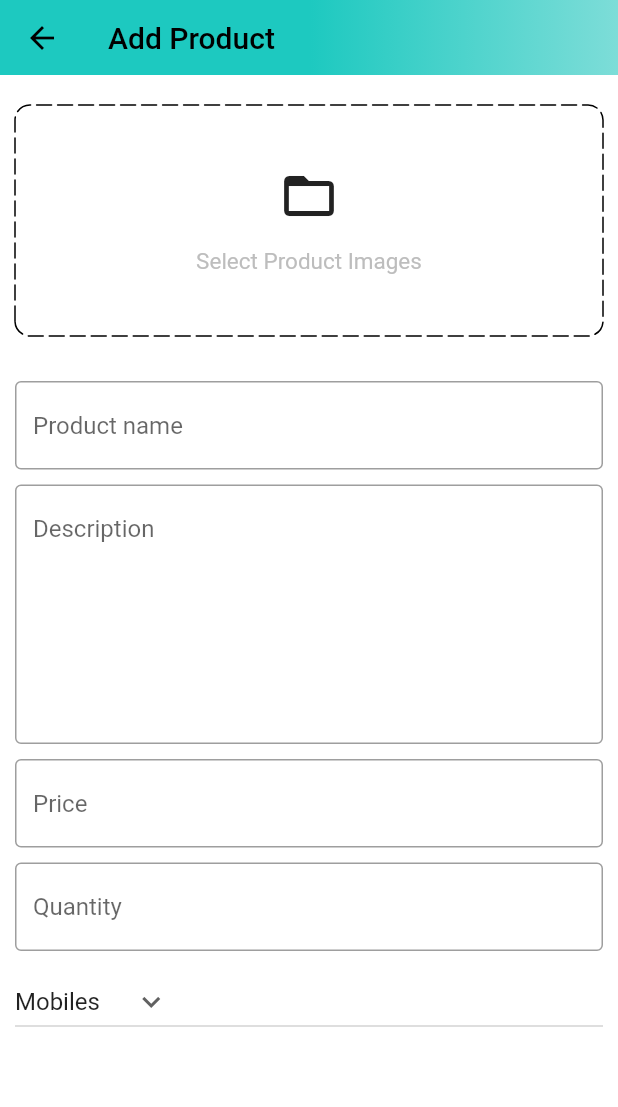
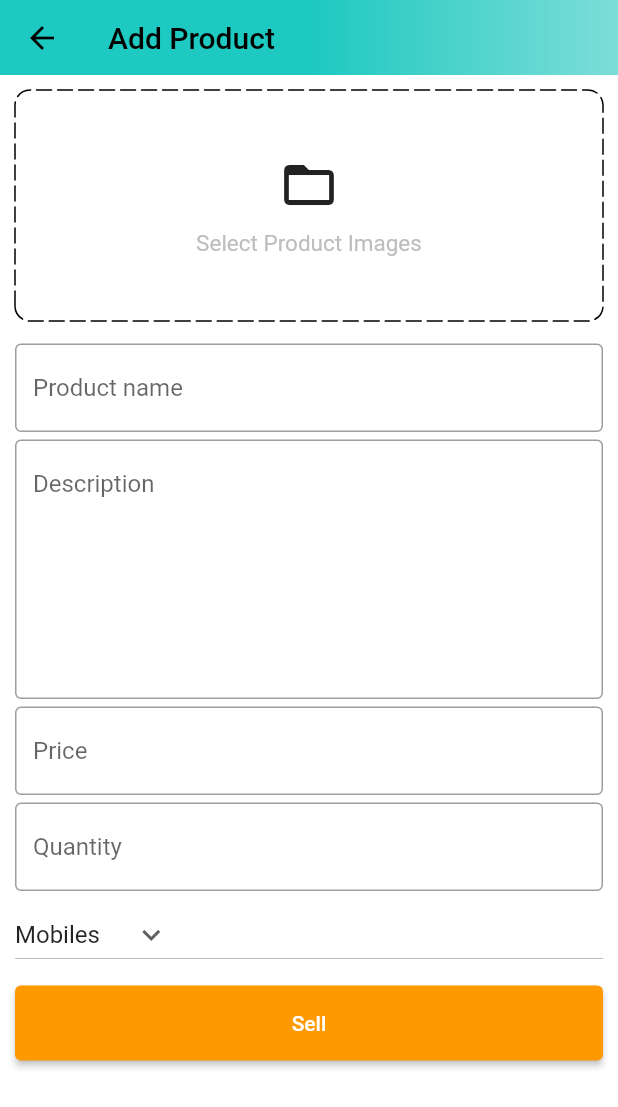
Before and after one commit to debapriyo43/E-Commerce-App, a Flutter app: the AddProductScreen screen opened by its route, on a phone screen of 412 x 824 dp. Shown: the top 1107 px of the screen. Run offline on Flutter 3.47's test engine with Material 2 defaults, Android fonts, the phone set to English and light mode, and no system bars; drawn by our look-alikes of dotted_border; our stand-ins replace carousel_slider, file_picker, permission_handler, shared_preferences; accounts and stored records are empty.

Commit message:
The add product screen created

```diff
--- a/lib/features/admin/screens/add_product_screen.dart
+++ b/lib/features/admin/screens/add_product_screen.dart
@@ -1,23 +1,27 @@
+import 'dart:io';
+
 import 'package:dotted_border/dotted_border.dart';
 import 'package:e_commerce_app/common/widgets/custom_textfield.dart';
 import 'package:flutter/material.dart';
-
+import 'package:permission_handler/permission_handler.dart';
+import '../../../common/widgets/custom_button.dart';
 import '../../../constants/global_variables.dart';
+import '../../../constants/utils.dart';
 
 class AddProductScreen extends StatefulWidget {
+  const AddProductScreen({super.key});
+
   static const String routeName = '/add-product';
-  const AddProductScreen({super.key});
 
   @override
   State<AddProductScreen> createState() => _AddProductScreenState();
 }
 
 class _AddProductScreenState extends State<AddProductScreen> {
-  final TextEditingController productNameController = TextEditingController();
+  List<File>images=[];
+  String category = 'Mobiles';
   final TextEditingController descriptionController = TextEditingController();
   final TextEditingController priceController = TextEditingController();
-  final TextEditingController quantityController = TextEditingController();
-  String category = 'Mobiles';
   List<String> productCategories = [
     'Mobiles',
     'Essentials',
@@ -25,6 +29,10 @@ class _AddProductScreenState extends State<AddProductScreen> {
     'Books',
     'Fashion',
   ];
+
+  final TextEditingController productNameController = TextEditingController();
+  final TextEditingController quantityController = TextEditingController();
+
   @override
   void dispose() {
     // TODO: implement dispose
@@ -33,6 +41,13 @@ class _AddProductScreenState extends State<AddProductScreen> {
     descriptionController.dispose();
     priceController.dispose();
     quantityController.dispose();
+  }
+
+  void selectImages()async{
+    var res = await pickImages();
+    setState(() {
+      images = res;
+    });
   }
 
   @override
@@ -59,9 +74,11 @@ class _AddProductScreenState extends State<AddProductScreen> {
             child: Column(
               children: [
                 const SizedBox(
-                  height: 20,
+                  height: 10,
                 ),
-                DottedBorder(
+                GestureDetector(
+                  onTap:selectImages,
+                  child: DottedBorder(
                     borderType: BorderType.RRect,
                     radius: const Radius.circular(10),
                     dashPattern: const [10, 4],
@@ -77,7 +94,7 @@ class _AddProductScreenState extends State<AddProductScreen> {
                         children: [
                           Icon(Icons.folder_open, size: 40),
                           const SizedBox(
-                          height: 15,
+                            height: 10,
                           ),
                           Text(
                             'Select Product Images',
@@ -90,24 +107,25 @@ class _AddProductScreenState extends State<AddProductScreen> {
                       ),
                     ),
                   ),
-                const SizedBox(height: 30),
+                ),
+                const SizedBox(height: 15),
                 CustomTextField(
                     controller: productNameController,
                     hintText: 'Product name'),
-                const SizedBox(height: 10),
+                const SizedBox(height: 5),
                 CustomTextField(
                   controller: descriptionController,
                   hintText: 'Description',
                   maxLines: 7,
                 ),
-                const SizedBox(height: 10),
+                const SizedBox(height: 5),
                 CustomTextField(controller: priceController, hintText: 'Price'),
                 const SizedBox(
-                  height: 10,
+                  height: 5,
                 ),
                 CustomTextField(
                     controller: quantityController, hintText: 'Quantity'),
-                const SizedBox(height: 10),
+                const SizedBox(height: 5),
                 SizedBox(
                   width: double.infinity,
                   child: DropdownButton(
@@ -120,10 +138,19 @@ class _AddProductScreenState extends State<AddProductScreen> {
                       );
                     }).toList(),
                     onChanged: (String? newVal) {
-                      category=newVal!;
+                      setState(
+                        () {
+                          category = newVal!;
+                        },
+                      );
                     },
                   ),
-                )
+                ),
+                const SizedBox(height:10),
+                CustomButton(
+                  text:'Sell',
+                  onTap: (){},
+                ),
               ],
             ),
           )),
--- a/pubspec.yaml
+++ b/pubspec.yaml
@@ -32,9 +32,11 @@ dependencies:
   carousel_slider: ^4.2.1
   cupertino_icons: ^1.0.2
   dotted_border: ^2.0.0+3
+  file_picker: ^4.5.1
   flutter:
     sdk: flutter
   http: ^0.13.6
+  permission_handler: ^10.4.3
   provider: ^6.0.5
   shared_preferences: ^2.2.0
 
```
Also changed, not shown: lib/constants/utils.dart (+20 -0 lines), pubspec.lock, 3 other files. Lines whose indentation alone changed are shown as unchanged.
